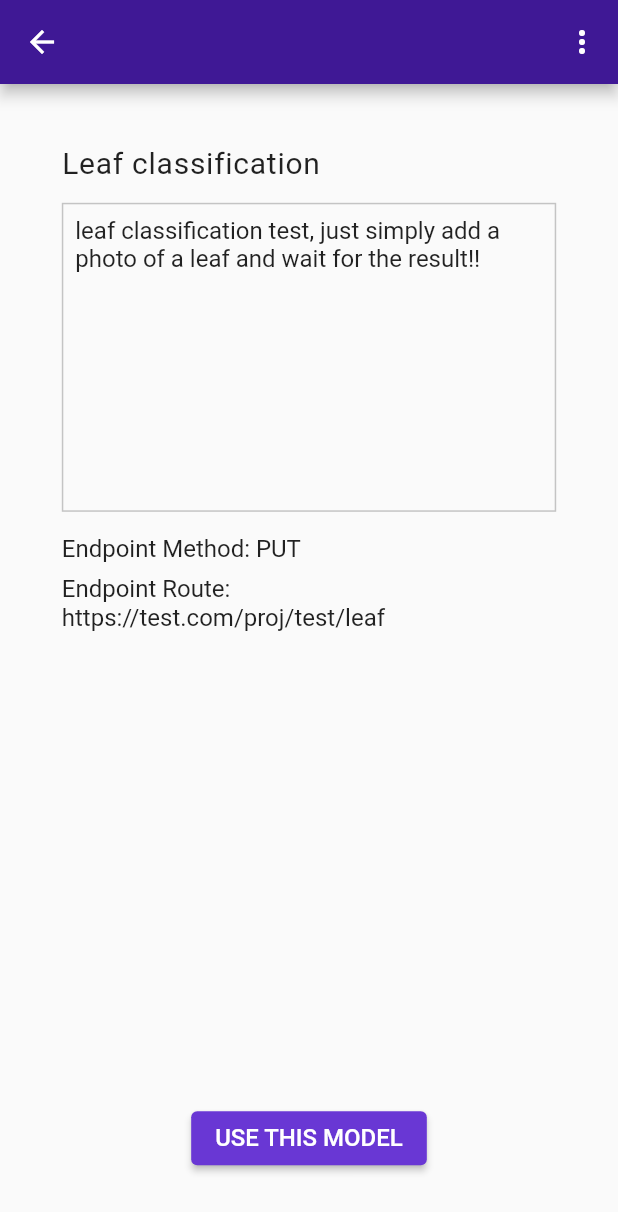
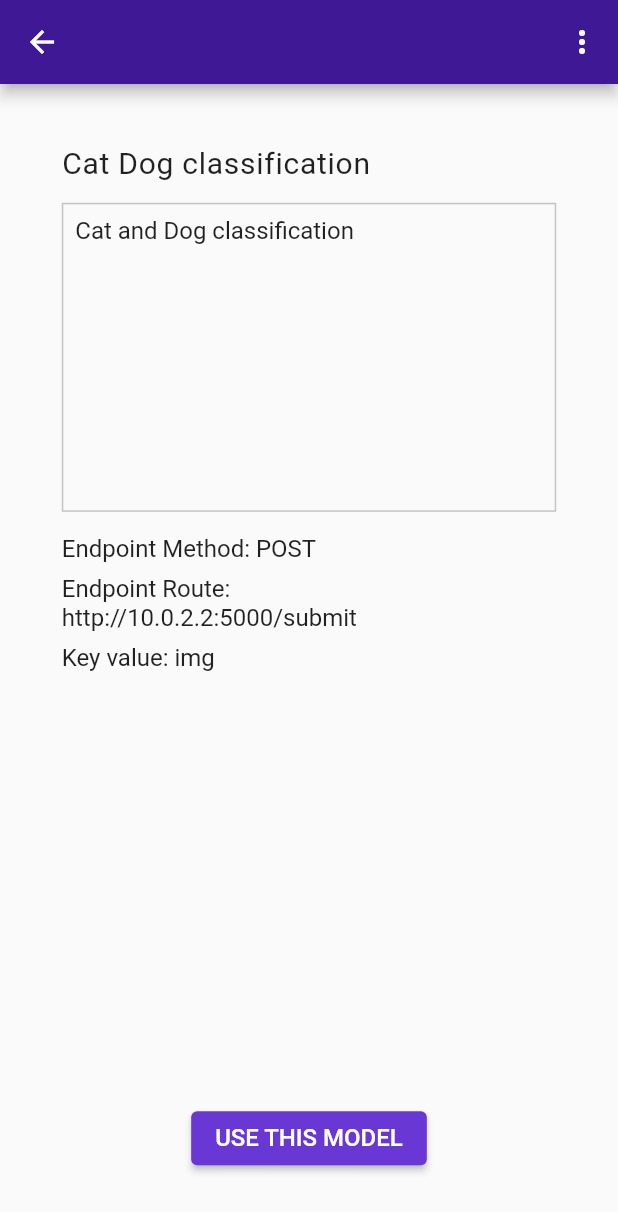
Before and after one commit to gnihker/IMPA, a Flutter app: the ModelDetailScreen screen opened directly with sample values from the repository, on a phone screen of 412 x 824 dp. Shown: the top 1212 px of the screen. Run offline on Flutter 3.47's test engine with Material 2 defaults, Android fonts, the phone set to English and light mode, and no system bars; our stand-ins replace cloud_firestore, firebase_auth, firebase_core, fluttertoast, google_fonts, image_picker; accounts and stored records are empty; Roboto replaces fonts that are missing (Prompt).

Commit message:
complete post file function

```diff
--- a/lib/main.dart
+++ b/lib/main.dart
@@ -1,6 +1,5 @@
 import 'package:firebase_core/firebase_core.dart';
 import 'package:flutter/material.dart';
-import 'package:flutter_application/screens/output_screen.dart';
 import 'screens/add_new_model.dart';
 import 'screens/change_pass_screen.dart';
 import 'screens/forget_pass_screen.dart';
--- a/lib/models/dummy_models.dart
+++ b/lib/models/dummy_models.dart
@@ -2,16 +2,25 @@ import './model.dart';
 
 const dummyModels = [
   Model(
+    label: 'Cat Dog classification',
+    method: 'POST',
+    route: 'http://10.0.2.2:5000/submit',
+    key: 'img',
+    description: 'Cat and Dog classification',
+  ),
+  Model(
     label: 'Leaf classification',
-    method: 'PUT',
+    method: 'POST',
     route: 'https://test.com/proj/test/leaf',
+    key: 'img',
     description:
         'leaf classification test, just simply add a photo of a leaf and wait for the result!!',
   ),
   Model(
     label: 'Bottle',
-    method: 'PUT',
+    method: 'POST',
     route: 'https://test.com/proj/test/bottle',
+    key: 'img',
     description: 'bottle test',
   ),
   Model(
@@ -19,6 +28,7 @@ const dummyModels = [
     method: 'POST',
     route:
         'https://api.ocr.space/parse/imageurl?apikey=3cc8d9406188957&base64Image=',
+    key: 'img',
     description: 'free ocr',
   )
 ];
--- a/lib/models/model.dart
+++ b/lib/models/model.dart
@@ -2,12 +2,14 @@ class Model {
   final String label;
   final String method;
   final String route;
+  final String key;
   final String? description;
 
   const Model({
     required this.label,
     required this.method,
     required this.route,
+    required this.key,
     this.description,
   });
 }
--- a/lib/screens/model_detail.dart
+++ b/lib/screens/model_detail.dart
@@ -23,19 +23,21 @@ class _ModelDetailScreenState extends State<ModelDetailScreen> {
   String? msg;
   XFile? pickedImage;
 
-  void uploadImage() async {
+  void postuploadImage() async {
+    //post function, parsing image file
     final request =
-        http.MultipartRequest("POST", Uri.parse("http://10.0.2.2:5000/submit"));
+        http.MultipartRequest("POST", Uri.parse(widget.thismod.route));
 
+    //use model's key to add image file
     request.files.add(await http.MultipartFile.fromPath(
-        'img', selectedImage!.path,
+        widget.thismod.key, selectedImage!.path,
         filename: selectedImage!.path.split("/").last));
 
     final response = await request.send();
-
     http.Response res = await http.Response.fromStream(response);
     var ans = json.decode(res.body);
-    print(ans);
+    //print(ans);
+
     setState(() {
       Navigator.push(
         context,
@@ -55,7 +57,7 @@ class _ModelDetailScreenState extends State<ModelDetailScreen> {
       selectedImage = File(pickedImage!.path);
     });
     if (selectedImage != null) {
-      uploadImage();
+      postuploadImage();
     }
   }
 
@@ -67,7 +69,7 @@ class _ModelDetailScreenState extends State<ModelDetailScreen> {
       selectedImage = File(pickedImage!.path);
     });
     if (selectedImage != null) {
-      uploadImage();
+      postuploadImage();
     }
   }
 
@@ -77,7 +79,6 @@ class _ModelDetailScreenState extends State<ModelDetailScreen> {
         context: context,
         builder: (BuildContext bc) {
           return SafeArea(
-            child: Container(
             child: Wrap(
               children: <Widget>[
                 ListTile(
@@ -97,7 +98,6 @@ class _ModelDetailScreenState extends State<ModelDetailScreen> {
                 ),
               ],
             ),
-            ),
           );
         });
   }
@@ -112,6 +112,7 @@ class _ModelDetailScreenState extends State<ModelDetailScreen> {
             color: Colors.white,
           ),
           backgroundColor: const Color.fromRGBO(63, 24, 149, 1),
+          //three-dot button in appBar
           actions: <Widget>[
             PopupMenuButton(
               icon: const Icon(
@@ -197,6 +198,11 @@ class _ModelDetailScreenState extends State<ModelDetailScreen> {
                       'Endpoint Route: \n' + widget.thismod.route,
                       style: const TextStyle(fontSize: 16),
                     ),
+                    const SizedBox(height: 8),
+                    Text(
+                      'Key value: ' + widget.thismod.key,
+                      style: const TextStyle(fontSize: 16),
+                    ),
                   ],
                 ),
               ),
```
Also changed, not shown: lib/screens/output_screen.dart (+22 -13 lines). Lines whose indentation alone changed are shown as unchanged.
